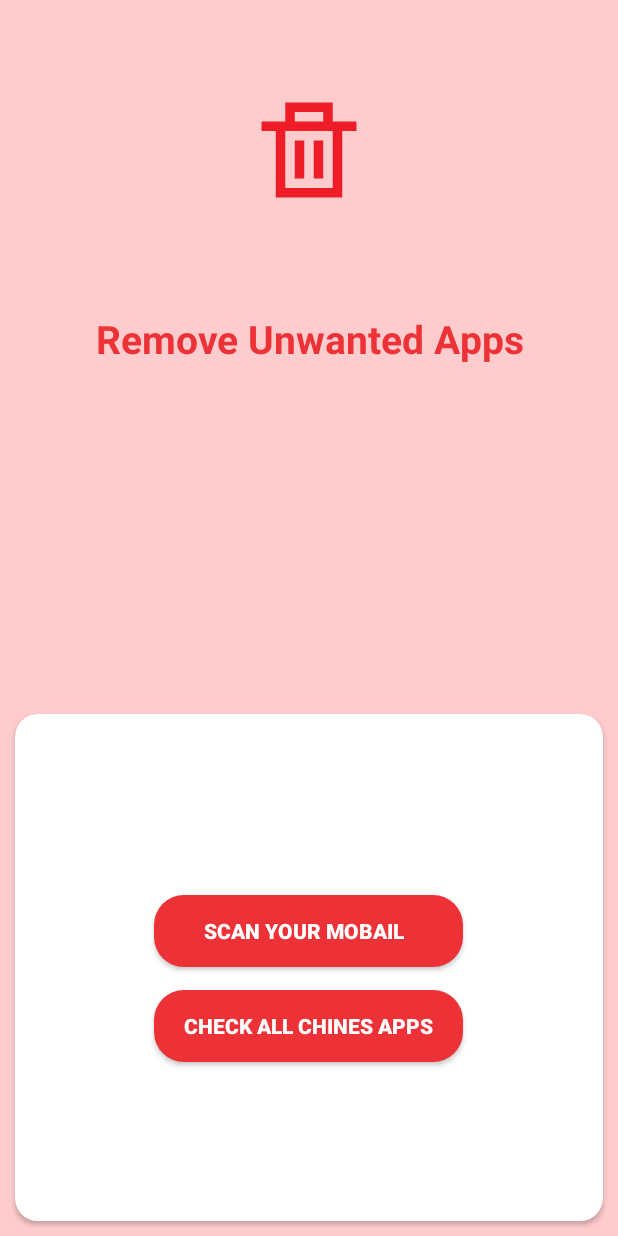
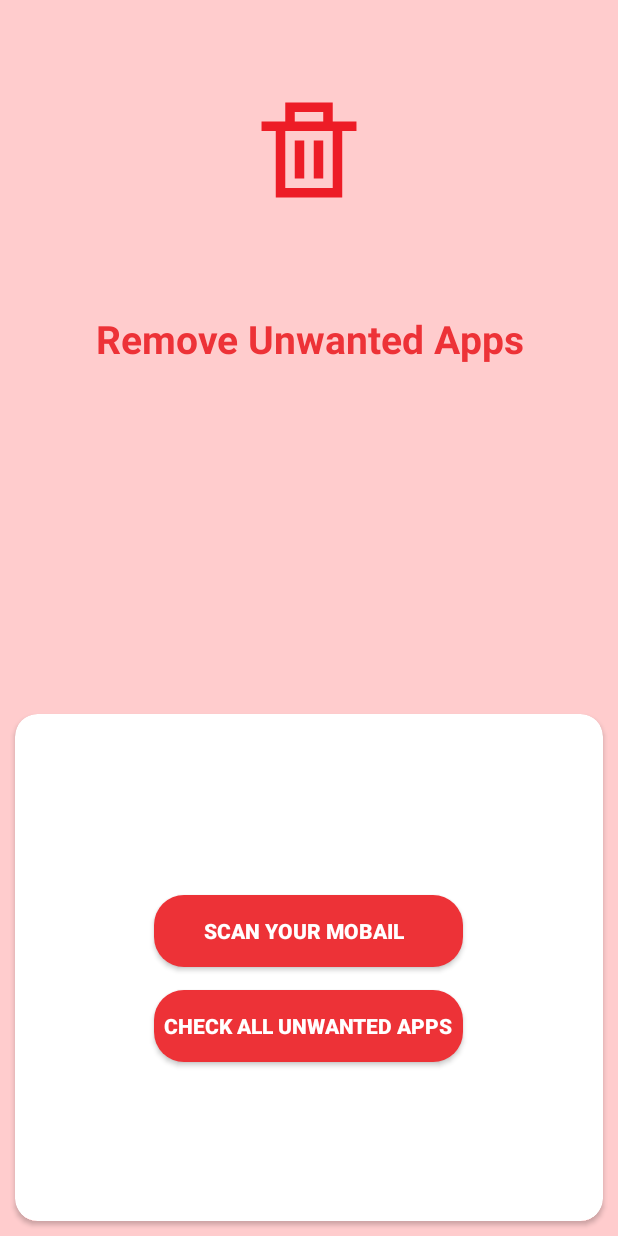
Before and after one commit to meetkyada/unwantedapp, an Android app: the screen it shows after launch (MainActivity), on a phone screen of 412 x 824 dp. Run offline under Robolectric (Android 15) with nearby library versions, the light colour scheme and no system bars; our stand-ins replace Firebase (no records; nobody signed in at launch, a user with empty details on screens opened directly), sdp/ssp sizes.

Commit message:
Update activity_main.xml

```diff
--- a/app/src/main/res/layout/activity_main.xml
+++ b/app/src/main/res/layout/activity_main.xml
@@ -74,7 +74,7 @@
 
                     android:textColor="@android:color/white"
                     android:background="@drawable/btn"
-                    android:text="Check All Chines Apps">
+                    android:text="Check All Unwanted Apps">
 
                 </Button>
 
```
